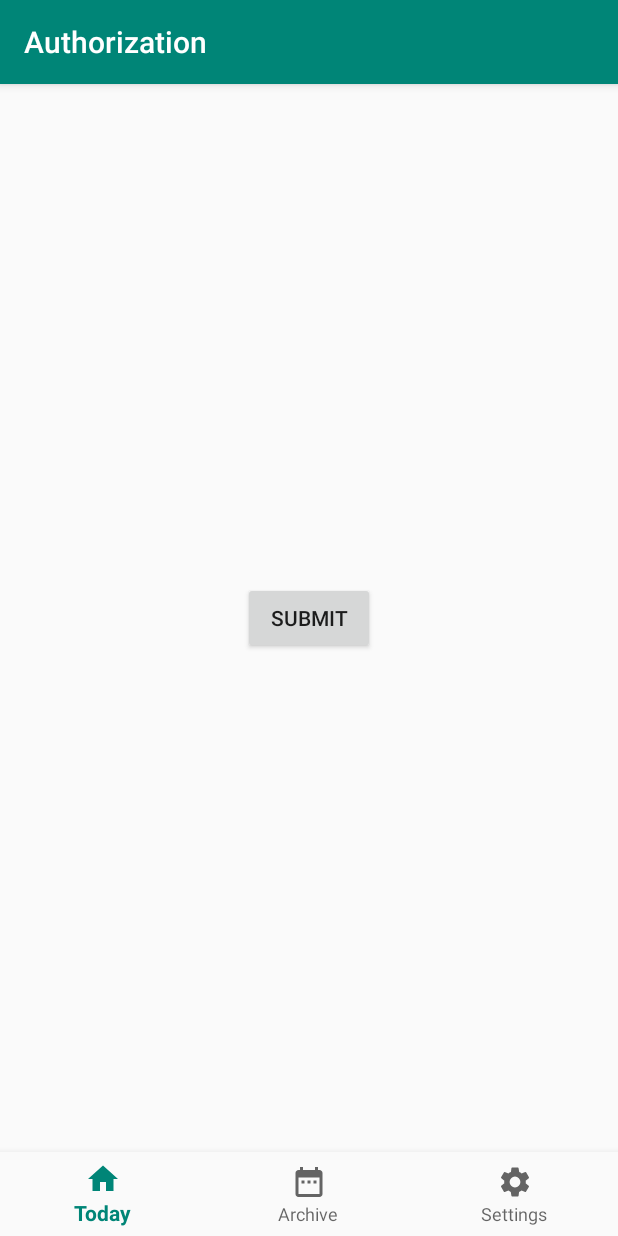
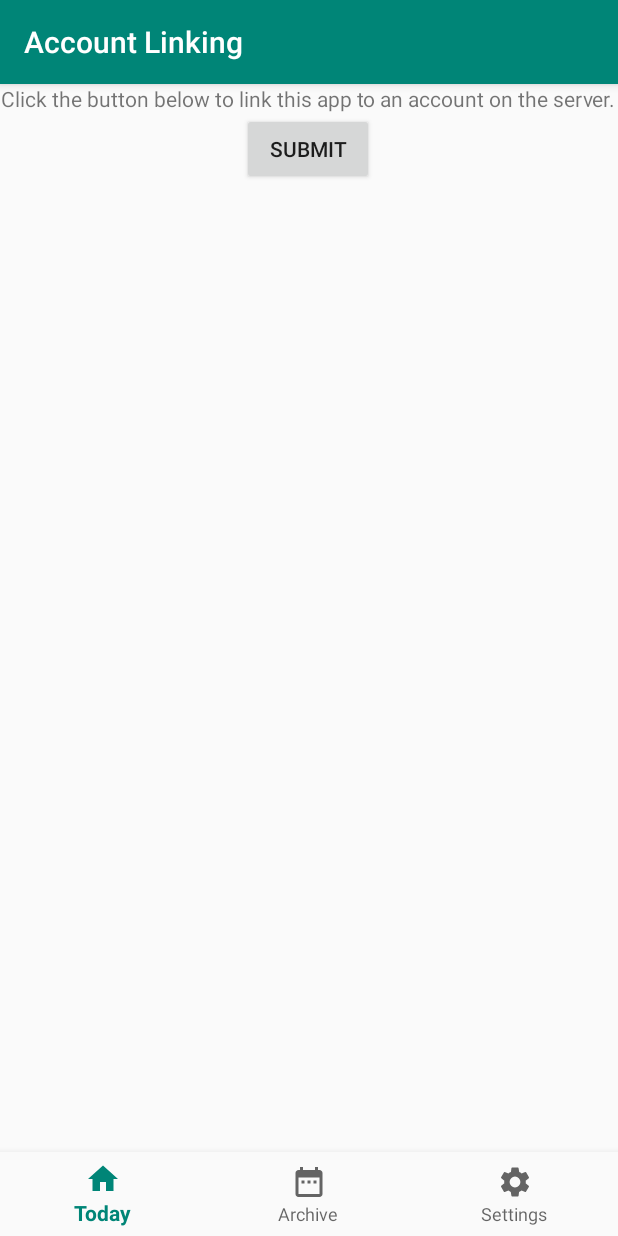
Before and after one commit to StAResComp/DYNAMICOPERU, an Android app: the AuthActivity screen opened directly, with no data from a screen before it, on a phone screen of 412 x 824 dp. Run offline under Robolectric (Android 15) with nearby library versions, the phone set to English and light mode, and no system bars; libraries missing offline, so code that uses them is left out: net.openid.appauth; 3 statements that could not run were skipped.

Commit message:
Provides more information on auth process

```diff
--- a/app/src/main/java/uk/ac/standrews/pescar/AuthActivity.kt
+++ b/app/src/main/java/uk/ac/standrews/pescar/AuthActivity.kt
@@ -22,9 +22,8 @@ import android.app.PendingIntent
 import net.openid.appauth.AuthorizationException
 import net.openid.appauth.AuthorizationResponse
 import android.util.Log
-import android.widget.Toast
-import android.R.attr.action
-
+import android.view.View
+import android.widget.TextView
 
 
 class AuthActivity : AppCompatActivity() {
@@ -34,12 +33,14 @@ class AuthActivity : AppCompatActivity() {
     private val USED_INTENT = "USED_INTENT"
 
     private lateinit var authBtn: Button
+    private lateinit var authText: TextView
     private var authState: AuthState? = null
 
     override fun onCreate(savedInstanceState: Bundle?) {
         super.onCreate(savedInstanceState)
         setContentView(R.layout.activity_auth)
         authBtn = findViewById(R.id.auth_button)
+        authText = findViewById(R.id.auth_text)
         (navigation as BottomNavigationView).setOnNavigationItemSelectedListener(mOnNavigationItemSelectedListener)
 
         enablePostAuthorizationFlows()
@@ -70,6 +71,13 @@ class AuthActivity : AppCompatActivity() {
 
     private fun enablePostAuthorizationFlows() {
         authState = restoreAuthState()
+        val currAuthState = authState
+        if (currAuthState != null && currAuthState.isAuthorized) {
+            authText.setText(R.string.already_authorized)
+        }
+        else {
+            authText.setText(R.string.please_authorize)
+        }
     }
 
     private fun handleAuthorizationResponse(intent: Intent) {
--- a/app/src/main/res/layout/activity_auth.xml
+++ b/app/src/main/res/layout/activity_auth.xml
@@ -13,6 +13,18 @@
             app:layout_constraintTop_toTopOf="parent"
             app:layout_constraintLeft_toLeftOf="parent"
             android:layout_marginBottom="?actionBarSize">
+        <GridLayout
+                android:layout_width="match_parent"
+                android:layout_height="wrap_content"
+                android:columnCount="1"
+                app:layout_constraintTop_toTopOf="parent">
+
+            <TextView
+                    android:id="@+id/auth_text"
+                    android:layout_width="wrap_content"
+                    android:layout_height="wrap_content"
+                    android:layout_gravity="center"
+                    android:text="@string/please_authorize" />
 
             <Button
                     android:id="@+id/auth_button"
@@ -20,6 +32,8 @@
                     android:layout_height="wrap_content"
                     android:layout_width="wrap_content"
                     android:text="@string/submit"/>
+
+        </GridLayout>
 
     </ScrollView>
 
--- a/app/src/main/res/values/strings.xml
+++ b/app/src/main/res/values/strings.xml
@@ -56,7 +56,9 @@
     <string name="title_activity_archive">Archive</string>
 
     <!-- Auth -->
-    <string name="title_activity_auth">Authorization</string>
+    <string name="title_activity_auth">Account Linking</string>
+    <string name="please_authorize">Click the button below to link this app to an account on the server.</string>
+    <string name="already_authorized">This app is linked to an account on the server. Click the button below to refresh the link if necessary.</string>
 
     <!-- Keys - no localisation needed -->
 
```
Also changed, not shown: 1 other file.
